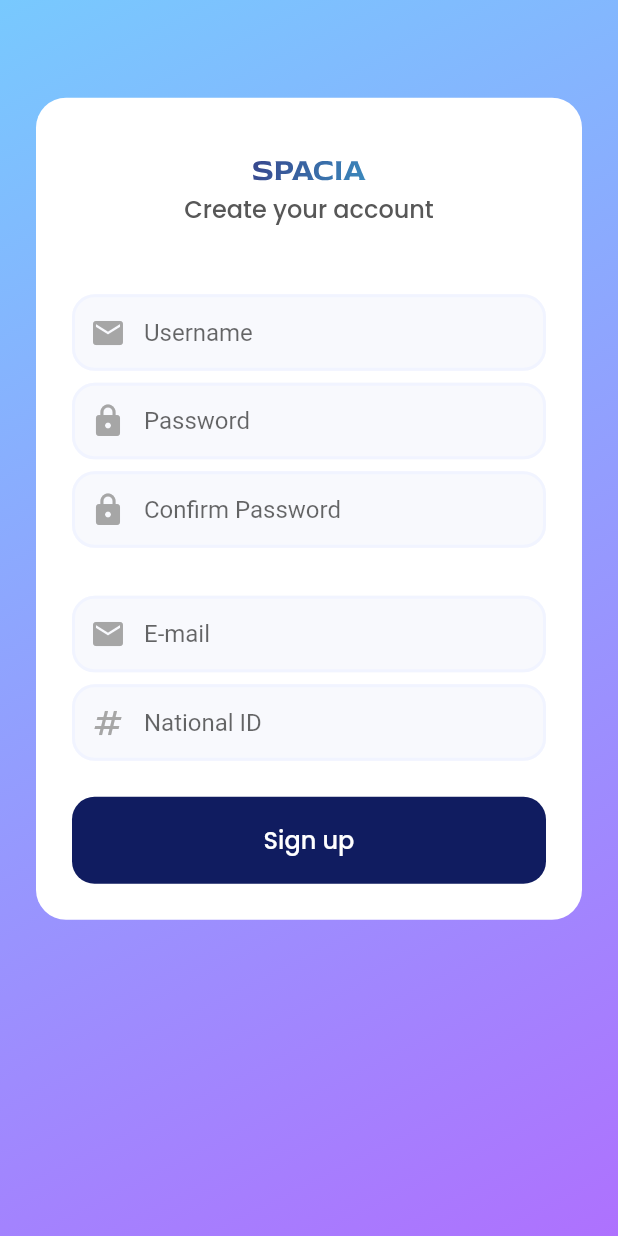
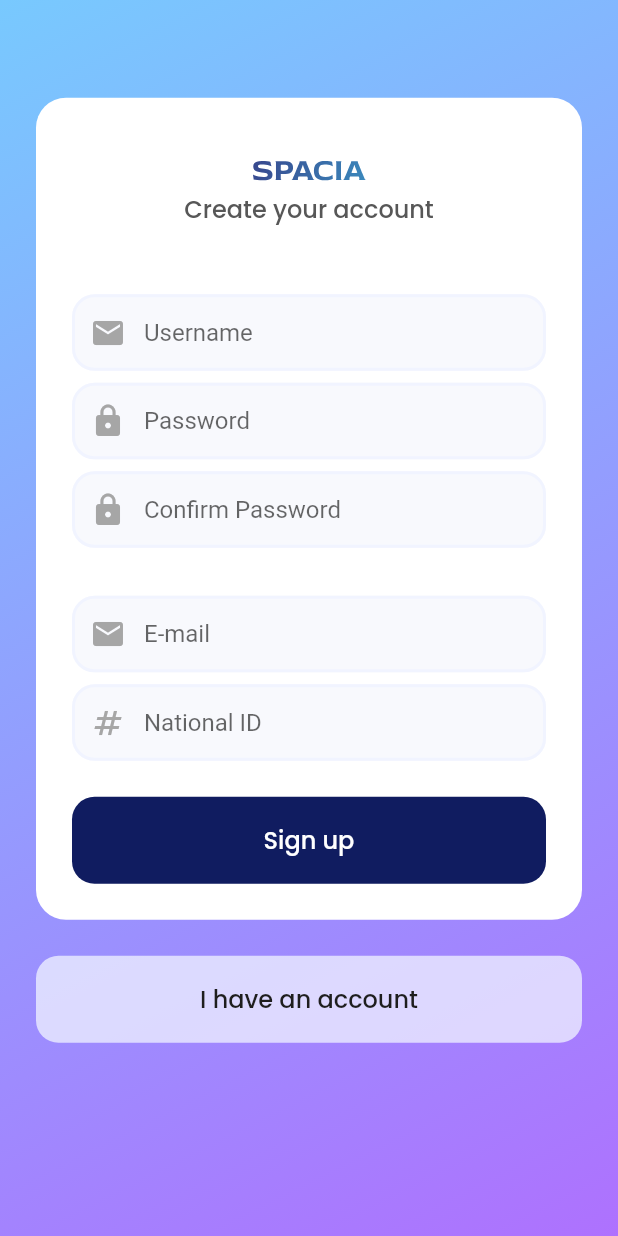
Before and after one commit to vishva-kalhara/TechWizards_Spacia, a Flutter app: the SignUpPage screen opened by its route, on a phone screen of 412 x 824 dp. Run offline on Flutter 3.47's test engine with Material 2 defaults, Android fonts, the phone set to English and light mode, and no system bars; our stand-ins replace flutter_svg, google_fonts.

Commit message:
Added button to Sign up Page ✅

```diff
--- a/lib/app_style.dart
+++ b/lib/app_style.dart
@@ -11,6 +11,7 @@ const Color kTextField = Color(0xffF8F9FD);
 const Color kOnTextField = Color(0xff575757);
 
 const Color kWhite = Color(0xffffffff);
+
 
 const Color kPrimary = Color(0xff101C60);
 
--- a/lib/screens/sign_up.dart
+++ b/lib/screens/sign_up.dart
@@ -77,24 +77,28 @@ class _SignUpPageState extends State<SignUpPage> {
                       ),
                     ),
                   ),
-                  const Row(
-                    children: [
-                      // ConstrainedBox(
-                      //   constraints: BoxConstraints.tightFor(width: ),
-                      //   child: TextButton(
-                      //     style: btnStyle,
-                      //     onPressed: () {},
-                      //     child: Text(
-                      //       "Sign up",
-                      //       style: poppinsRegular,
-                      //     ),
-                      //   ),
-                      // ),
-                    ],
-                  )
                 ],
               ),
-            )
+            ),
+            const SizedBox(height: 24),
+            SizedBox(
+              width: double.infinity,
+              child: TextButton(
+                style: btnStyle.copyWith(
+                  padding: const MaterialStatePropertyAll(
+                    EdgeInsets.symmetric(vertical: 17),
+                  ),
+                  backgroundColor: MaterialStateProperty.all<Color>(
+                    kTextBoxBorder.withOpacity(.75),
+                  ),
+                ),
+                onPressed: () {},
+                child: Text(
+                  "I have an account",
+                  style: poppinsSemiBold.copyWith(color: kBlack900),
+                ),
+              ),
+            ),
           ],
         ),
       ),
```
